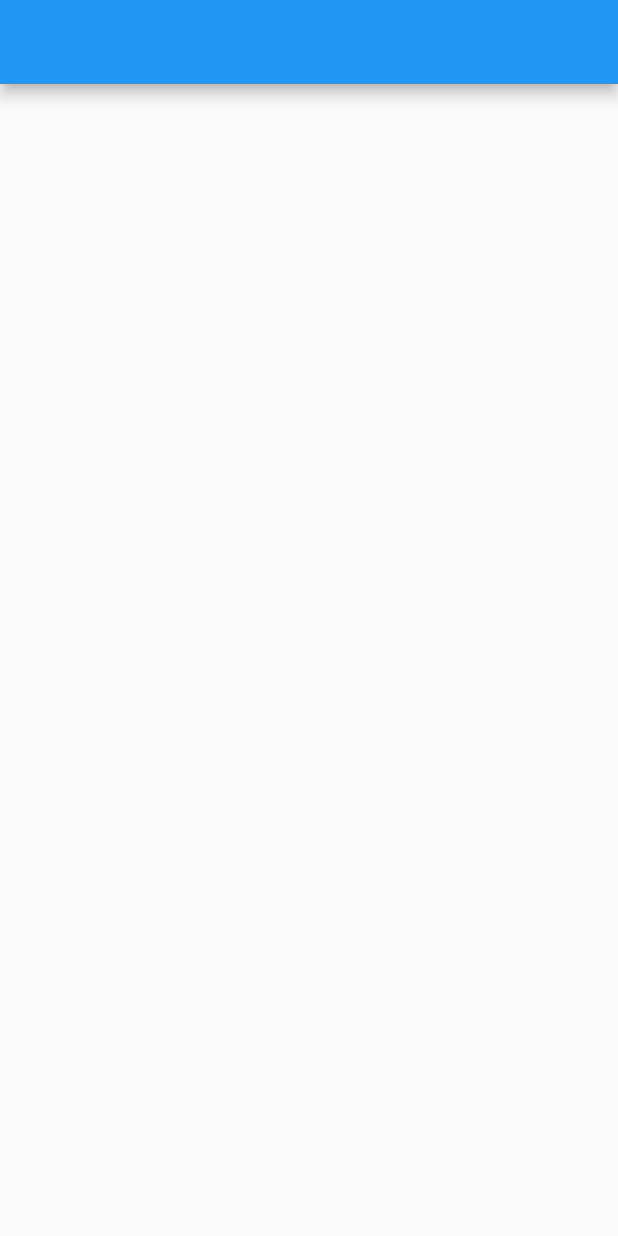
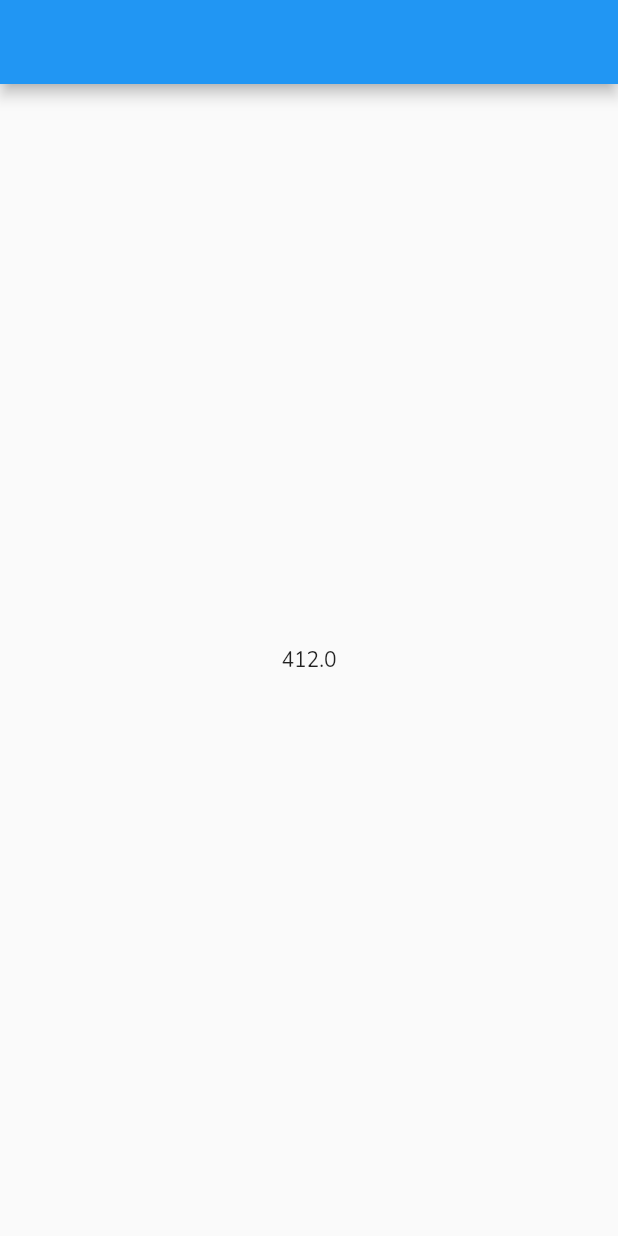
Before and after one commit to rlysam/Team04-BSCS-NS-3A-M-PahireAm-v1, a Flutter app: the screen it shows after launch, on a phone screen of 412 x 824 dp. Run offline on Flutter 3.47's test engine with Material 2 defaults, Android fonts, the phone set to English and light mode, and no system bars; our stand-ins replace google_fonts; missing offline and left inert: dart:html, dart:js_util.

```diff
--- /dev/null
+++ b/lib/screens/Landing/Widgets/Header/desktop_header.dart
@@ -0,0 +1 @@
+import 'package:flutter/material.dart';
--- a/lib/screens/Landing/landing_screen.dart
+++ b/lib/screens/Landing/landing_screen.dart
@@ -6,13 +6,16 @@ class LandingPage extends StatelessWidget {
 
   @override
   Widget build(BuildContext context) {
+    final Size size = MediaQuery.of(context).size;
     return Scaffold(
       appBar: AppBar(),
-      body: Column(
-        children: [
-
-
-        ],
+      body: Center(
+        child: Column(
+            mainAxisAlignment: MainAxisAlignment.spaceAround,
+          children: [
+            Text(size.width.toString()),
+          ],
+        ),
       ),
     );
   }
--- /dev/null
+++ b/lib/utils/Responsive/dimensions.dart
@@ -0,0 +1,5 @@
+// set common device dimensions here for mobile, tablet, desktop
+
+const tabletWidth = 768;
+// const mobileWidth = ;
+// const desktopWidth = ;
```
Also changed, not shown: lib/screens/Landing/Widgets/Header/header.dart (added, +13 -0 lines), lib/utils/Responsive/responsive_layout.dart (added, +22 -0 lines), lib/screens/Landing/Widgets/Header/tablet_header.dart (added).
